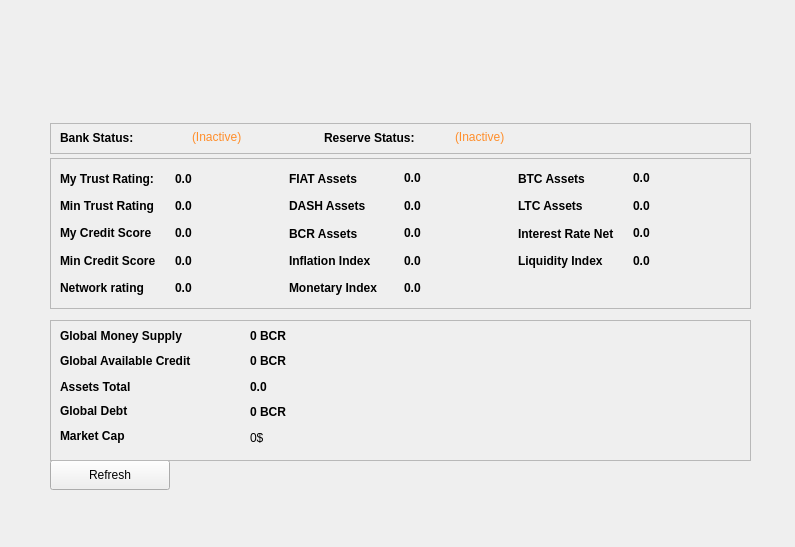
The window that src/qt/forms/bankstatisticspage.ui (thelonecrouton/bitcredit) describes before a commit, drawn with Qt 5.
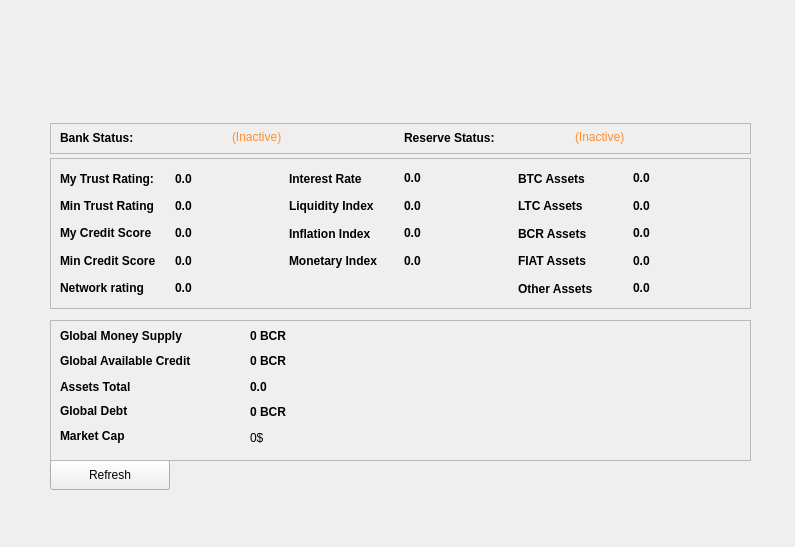
The same window after the commit.

The edit to the form file:
```diff
--- a/src/qt/forms/bankstatisticspage.ui
+++ b/src/qt/forms/bankstatisticspage.ui
@@ -253,41 +253,6 @@
      </rect>
     </property>
     <layout class="QGridLayout" name="gridLayout">
-     <item row="4" column="3">
-      <widget class="QLabel" name="monetaryindex">
-       <property name="font">
-        <font>
-         <weight>75</weight>
-         <bold>true</bold>
-        </font>
-       </property>
-       <property name="cursor">
-        <cursorShape>IBeamCursor</cursorShape>
-       </property>
-       <property name="toolTip">
-        <string/>
-       </property>
-       <property name="styleSheet">
-        <string notr="true"/>
-       </property>
-       <property name="text">
-        <string notr="true">0.0</string>
-       </property>
-       <property name="textInteractionFlags">
-        <set>Qt::LinksAccessibleByMouse|Qt::TextSelectableByKeyboard|Qt::TextSelectableByMouse</set>
-       </property>
-      </widget>
-     </item>
-     <item row="4" column="2">
-      <widget class="QLabel" name="label_31">
-       <property name="styleSheet">
-        <string notr="true"/>
-       </property>
-       <property name="text">
-        <string>&lt;html&gt;&lt;head/&gt;&lt;body&gt;&lt;p&gt;&lt;span style=&quot; font-weight:600;&quot;&gt;Monetary Index&lt;/span&gt;&lt;/p&gt;&lt;/body&gt;&lt;/html&gt;</string>
-       </property>
-      </widget>
-     </item>
      <item row="4" column="0">
       <widget class="QLabel" name="label_15">
        <property name="font">
@@ -399,47 +364,6 @@
        </property>
       </widget>
      </item>
-     <item row="3" column="2">
-      <widget class="QLabel" name="label_24">
-       <property name="font">
-        <font>
-         <weight>75</weight>
-         <bold>true</bold>
-        </font>
-       </property>
-       <property name="styleSheet">
-        <string notr="true"/>
-       </property>
-       <property name="text">
-        <string>Inflation Index </string>
-       </property>
-      </widget>
-     </item>
-     <item row="3" column="3">
-      <widget class="QLabel" name="inflationindex">
-       <property name="font">
-        <font>
-         <weight>75</weight>
-         <bold>true</bold>
-        </font>
-       </property>
-       <property name="cursor">
-        <cursorShape>IBeamCursor</cursorShape>
-       </property>
-       <property name="toolTip">
-        <string/>
-       </property>
-       <property name="styleSheet">
-        <string notr="true"/>
-       </property>
-       <property name="text">
-        <string notr="true">0.0</string>
-       </property>
-       <property name="textInteractionFlags">
-        <set>Qt::LinksAccessibleByMouse|Qt::TextSelectableByKeyboard|Qt::TextSelectableByMouse</set>
-       </property>
-      </widget>
-     </item>
      <item row="3" column="0">
       <widget class="QLabel" name="label_11">
        <property name="font">
@@ -563,47 +487,6 @@
        </property>
       </widget>
      </item>
-     <item row="0" column="2">
-      <widget class="QLabel" name="label_16">
-       <property name="font">
-        <font>
-         <weight>75</weight>
-         <bold>true</bold>
-        </font>
-       </property>
-       <property name="styleSheet">
-        <string notr="true"/>
-       </property>
-       <property name="text">
-        <string>FIAT Assets</string>
-       </property>
-      </widget>
-     </item>
-     <item row="0" column="3">
-      <widget class="QLabel" name="fiatassets">
-       <property name="font">
-        <font>
-         <weight>75</weight>
-         <bold>true</bold>
-        </font>
-       </property>
-       <property name="cursor">
-        <cursorShape>IBeamCursor</cursorShape>
-       </property>
-       <property name="toolTip">
-        <string/>
-       </property>
-       <property name="styleSheet">
-        <string notr="true"/>
-       </property>
-       <property name="text">
-        <string notr="true">0.0</string>
-       </property>
-       <property name="textInteractionFlags">
-        <set>Qt::LinksAccessibleByMouse|Qt::TextSelectableByKeyboard|Qt::TextSelectableByMouse</set>
-       </property>
-      </widget>
-     </item>
      <item row="1" column="4">
       <widget class="QLabel" name="label_17">
        <property name="font">
@@ -645,7 +528,48 @@
        </property>
       </widget>
      </item>
-     <item row="2" column="4">
+     <item row="3" column="4">
+      <widget class="QLabel" name="label_16">
+       <property name="font">
+        <font>
+         <weight>75</weight>
+         <bold>true</bold>
+        </font>
+       </property>
+       <property name="styleSheet">
+        <string notr="true"/>
+       </property>
+       <property name="text">
+        <string>FIAT Assets</string>
+       </property>
+      </widget>
+     </item>
+     <item row="3" column="5">
+      <widget class="QLabel" name="fiatassets">
+       <property name="font">
+        <font>
+         <weight>75</weight>
+         <bold>true</bold>
+        </font>
+       </property>
+       <property name="cursor">
+        <cursorShape>IBeamCursor</cursorShape>
+       </property>
+       <property name="toolTip">
+        <string/>
+       </property>
+       <property name="styleSheet">
+        <string notr="true"/>
+       </property>
+       <property name="text">
+        <string notr="true">0.0</string>
+       </property>
+       <property name="textInteractionFlags">
+        <set>Qt::LinksAccessibleByMouse|Qt::TextSelectableByKeyboard|Qt::TextSelectableByMouse</set>
+       </property>
+      </widget>
+     </item>
+     <item row="0" column="2">
       <widget class="QLabel" name="label_20">
        <property name="font">
         <font>
@@ -657,11 +581,11 @@
         <string notr="true"/>
        </property>
        <property name="text">
-        <string>Interest Rate Net</string>
+        <string>Interest Rate </string>
        </property>
       </widget>
      </item>
-     <item row="2" column="5">
+     <item row="0" column="3">
       <widget class="QLabel" name="netinterestrate">
        <property name="font">
         <font>
@@ -686,7 +610,7 @@
        </property>
       </widget>
      </item>
-     <item row="2" column="2">
+     <item row="2" column="4">
       <widget class="QLabel" name="label_18">
        <property name="font">
         <font>
@@ -702,7 +626,7 @@
        </property>
       </widget>
      </item>
-     <item row="2" column="3">
+     <item row="2" column="5">
       <widget class="QLabel" name="bcrassets">
        <property name="font">
         <font>
@@ -727,7 +651,48 @@
        </property>
       </widget>
      </item>
-     <item row="3" column="4">
+     <item row="4" column="4">
+      <widget class="QLabel" name="label_19">
+       <property name="font">
+        <font>
+         <weight>75</weight>
+         <bold>true</bold>
+        </font>
+       </property>
+       <property name="styleSheet">
+        <string notr="true"/>
+       </property>
+       <property name="text">
+        <string>Other Assets</string>
+       </property>
+      </widget>
+     </item>
+     <item row="4" column="5">
+      <widget class="QLabel" name="otherassets">
+       <property name="font">
+        <font>
+         <weight>75</weight>
+         <bold>true</bold>
+        </font>
+       </property>
+       <property name="cursor">
+        <cursorShape>IBeamCursor</cursorShape>
+       </property>
+       <property name="toolTip">
+        <string/>
+       </property>
+       <property name="styleSheet">
+        <string notr="true"/>
+       </property>
+       <property name="text">
+        <string notr="true">0.0</string>
+       </property>
+       <property name="textInteractionFlags">
+        <set>Qt::LinksAccessibleByMouse|Qt::TextSelectableByKeyboard|Qt::TextSelectableByMouse</set>
+       </property>
+      </widget>
+     </item>
+     <item row="1" column="2">
       <widget class="QLabel" name="label_13">
        <property name="font">
         <font>
@@ -743,49 +708,84 @@
        </property>
       </widget>
      </item>
-     <item row="3" column="5">
-      <widget class="QLabel" name="liquidityindex">
-       <property name="font">
-        <font>
-         <weight>75</weight>
-         <bold>true</bold>
-        </font>
-       </property>
-       <property name="cursor">
-        <cursorShape>IBeamCursor</cursorShape>
-       </property>
-       <property name="toolTip">
-        <string/>
-       </property>
-       <property name="styleSheet">
-        <string notr="true"/>
-       </property>
-       <property name="text">
-        <string notr="true">0.0</string>
-       </property>
-       <property name="textInteractionFlags">
-        <set>Qt::LinksAccessibleByMouse|Qt::TextSelectableByKeyboard|Qt::TextSelectableByMouse</set>
-       </property>
-      </widget>
-     </item>
-     <item row="1" column="2">
-      <widget class="QLabel" name="label_19">
-       <property name="font">
-        <font>
-         <weight>75</weight>
-         <bold>true</bold>
-        </font>
-       </property>
-       <property name="styleSheet">
-        <string notr="true"/>
-       </property>
-       <property name="text">
-        <string>DASH Assets</string>
-       </property>
-      </widget>
-     </item>
      <item row="1" column="3">
-      <widget class="QLabel" name="dashassets">
+      <widget class="QLabel" name="liquidityindex">
+       <property name="font">
+        <font>
+         <weight>75</weight>
+         <bold>true</bold>
+        </font>
+       </property>
+       <property name="cursor">
+        <cursorShape>IBeamCursor</cursorShape>
+       </property>
+       <property name="toolTip">
+        <string/>
+       </property>
+       <property name="styleSheet">
+        <string notr="true"/>
+       </property>
+       <property name="text">
+        <string notr="true">0.0</string>
+       </property>
+       <property name="textInteractionFlags">
+        <set>Qt::LinksAccessibleByMouse|Qt::TextSelectableByKeyboard|Qt::TextSelectableByMouse</set>
+       </property>
+      </widget>
+     </item>
+     <item row="2" column="2">
+      <widget class="QLabel" name="label_24">
+       <property name="font">
+        <font>
+         <weight>75</weight>
+         <bold>true</bold>
+        </font>
+       </property>
+       <property name="styleSheet">
+        <string notr="true"/>
+       </property>
+       <property name="text">
+        <string>Inflation Index </string>
+       </property>
+      </widget>
+     </item>
+     <item row="2" column="3">
+      <widget class="QLabel" name="inflationindex">
+       <property name="font">
+        <font>
+         <weight>75</weight>
+         <bold>true</bold>
+        </font>
+       </property>
+       <property name="cursor">
+        <cursorShape>IBeamCursor</cursorShape>
+       </property>
+       <property name="toolTip">
+        <string/>
+       </property>
+       <property name="styleSheet">
+        <string notr="true"/>
+       </property>
+       <property name="text">
+        <string notr="true">0.0</string>
+       </property>
+       <property name="textInteractionFlags">
+        <set>Qt::LinksAccessibleByMouse|Qt::TextSelectableByKeyboard|Qt::TextSelectableByMouse</set>
+       </property>
+      </widget>
+     </item>
+     <item row="3" column="2">
+      <widget class="QLabel" name="label_31">
+       <property name="styleSheet">
+        <string notr="true"/>
+       </property>
+       <property name="text">
+        <string>&lt;html&gt;&lt;head/&gt;&lt;body&gt;&lt;p&gt;&lt;span style=&quot; font-weight:600;&quot;&gt;Monetary Index&lt;/span&gt;&lt;/p&gt;&lt;/body&gt;&lt;/html&gt;</string>
+       </property>
+      </widget>
+     </item>
+     <item row="3" column="3">
+      <widget class="QLabel" name="monetaryindex">
        <property name="font">
         <font>
          <weight>75</weight>
@@ -832,7 +832,7 @@
      <rect>
       <x>10</x>
       <y>4</y>
-      <width>521</width>
+      <width>681</width>
       <height>21</height>
      </rect>
     </property>
```
